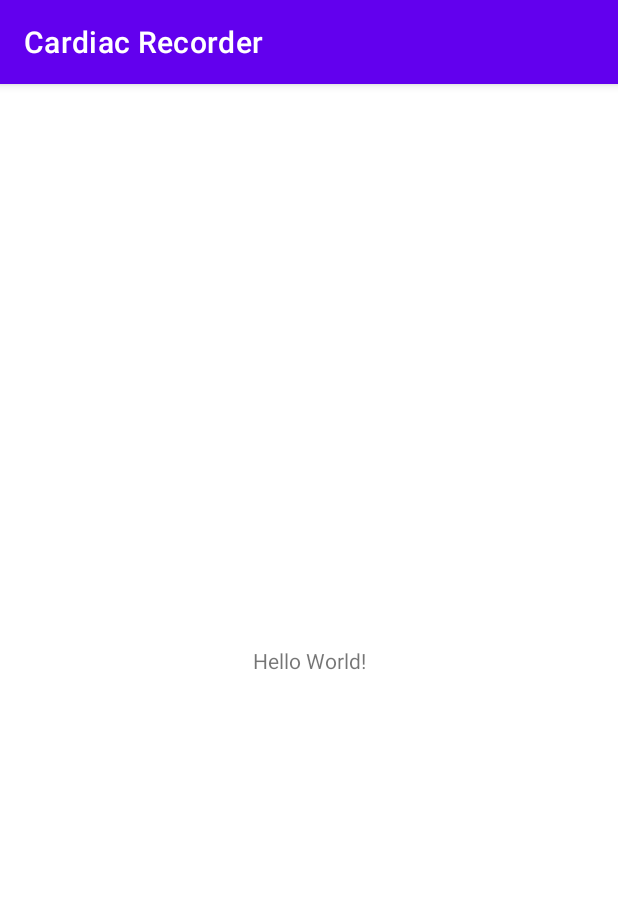
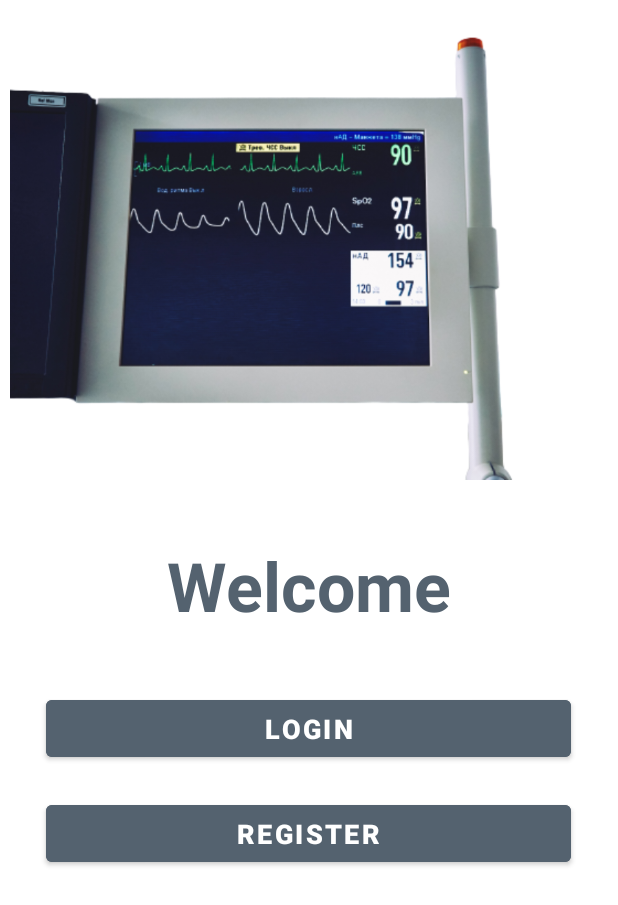
Before and after one commit to MahinChowdhury/Cardiac-Recorder, an Android app: the screen it shows after launch (MainActivity), on a phone screen of 412 x 824 dp. Shown: the top 905 px of the screen. Run offline under Robolectric (Android 15) with nearby library versions, the phone set to English and light mode, and no system bars; our stand-ins replace Firebase (no records; nobody signed in at launch, a user with empty details on screens opened directly).

Commit message:
Login,Registration and User authentication Added.

```diff
--- a/app/src/main/java/com/example/cardiacrecorder/MainActivity.java
+++ b/app/src/main/java/com/example/cardiacrecorder/MainActivity.java
@@ -2,13 +2,68 @@ package com.example.cardiacrecorder;
 
 import androidx.appcompat.app.AppCompatActivity;
 
+import android.content.Intent;
 import android.os.Bundle;
+import android.view.View;
+import android.widget.Button;
+
+import com.google.firebase.auth.FirebaseAuth;
+import com.google.firebase.auth.FirebaseUser;
 
 public class MainActivity extends AppCompatActivity {
+
+    FirebaseUser user;
+    FirebaseAuth auth;
 
     @Override
     protected void onCreate(Bundle savedInstanceState) {
         super.onCreate(savedInstanceState);
         setContentView(R.layout.activity_main);
+
+        auth = FirebaseAuth.getInstance();
+        user = auth.getCurrentUser();
+
+        if(user!=null){
+            Intent dashpage = new Intent(MainActivity.this, dashboardActivity.class);
+            startActivity(dashpage);
+            finish();
+        }
+
+        Button login_btn = findViewById(R.id.login_btn2);
+        Button register_btn = findViewById(R.id.register_btn2);
+
+        login_btn.setOnClickListener(new View.OnClickListener() {
+            @Override
+            public void onClick(View v) {
+                loginUser();
+            }
+        });
+
+        register_btn.setOnClickListener(new View.OnClickListener() {
+            @Override
+            public void onClick(View v) {
+                registerUser();
+            }
+        });
+    }
+
+    public void loginUser(){
+        Intent login_page = new Intent(MainActivity.this,loginActivity.class);
+        startActivity(login_page);
+    }
+    public void registerUser(){
+        Intent register_page = new Intent(MainActivity.this,registerActivity.class);
+        startActivity(register_page);
+    }
+
+    public void mergeTest() {
+        System.out.println("This is a merge from mahin");
+    }
+    public void territory(){
+        System.out.println("this is mahbub territory, not it's mahin's");
+    }
+
+    public void TestLogin(){
+        System.out.println("THis is login for mahbub");
     }
 }
--- /dev/null
+++ b/app/src/main/java/com/example/cardiacrecorder/SplashActivity.java
@@ -0,0 +1,25 @@
+package com.example.cardiacrecorder;
+
+import androidx.appcompat.app.AppCompatActivity;
+
+import android.content.Intent;
+import android.os.Bundle;
+import android.os.Handler;
+
+public class SplashActivity extends AppCompatActivity {
+
+    @Override
+    protected void onCreate(Bundle savedInstanceState) {
+        super.onCreate(savedInstanceState);
+        setContentView(R.layout.activity_splash);
+
+        new Handler().postDelayed(new Runnable() {
+            @Override
+            public void run() {
+                Intent iHome = new Intent(SplashActivity.this,MainActivity.class);
+                startActivity(iHome);
+                finish();
+            }
+        },3000);
+    }
+}
--- a/app/src/main/res/layout/activity_main.xml
+++ b/app/src/main/res/layout/activity_main.xml
@@ -1,18 +1,50 @@
 <?xml version="1.0" encoding="utf-8"?>
-<androidx.constraintlayout.widget.ConstraintLayout xmlns:android="http://schemas.android.com/apk/res/android"
+<LinearLayout xmlns:android="http://schemas.android.com/apk/res/android"
     xmlns:app="http://schemas.android.com/apk/res-auto"
     xmlns:tools="http://schemas.android.com/tools"
     android:layout_width="match_parent"
     android:layout_height="match_parent"
+    android:orientation="vertical"
+    android:gravity="center_horizontal"
     tools:context=".MainActivity">
+
+    <ImageView
+        android:layout_width="500dp"
+        android:layout_height="300dp"
+        android:layout_marginTop="20dp"
+        android:scaleType="fitEnd"
+        android:src="@drawable/loginbg" />
 
     <TextView
         android:layout_width="wrap_content"
         android:layout_height="wrap_content"
-        android:text="Hello World!"
-        app:layout_constraintBottom_toBottomOf="parent"
-        app:layout_constraintEnd_toEndOf="parent"
-        app:layout_constraintStart_toStartOf="parent"
-        app:layout_constraintTop_toTopOf="parent" />
+        android:text = "Welcome"
+        android:textColor="#54626F"
+        android:textSize="45dp"
+        android:textStyle="bold"
+        android:layout_marginTop="40dp"
+        />
 
-</androidx.constraintlayout.widget.ConstraintLayout>
+    <Button
+        android:id="@+id/login_btn2"
+        android:layout_width="350dp"
+        android:layout_height="50dp"
+        android:layout_marginTop="40dp"
+        android:backgroundTint="#54626F"
+        android:text="Login"
+        android:textColor="#fff"
+        android:textSize="18dp"
+        android:textStyle="bold" />
+
+    <Button
+        android:id="@+id/register_btn2"
+        android:layout_width="350dp"
+        android:layout_height="50dp"
+        android:layout_marginTop="20dp"
+        android:backgroundTint="#54626F"
+        android:text="Register"
+        android:textColor="#fff"
+        android:textSize="18dp"
+        android:textStyle="bold" />
+
+</LinearLayout>
--- a/app/src/main/res/values-night/themes.xml
+++ b/app/src/main/res/values-night/themes.xml
@@ -1,6 +1,6 @@
 <resources xmlns:tools="http://schemas.android.com/tools">
     <!-- Base application theme. -->
-    <style name="Theme.CardiacRecorder" parent="Theme.MaterialComponents.DayNight.DarkActionBar">
+    <style name="Theme.CardiacRecorder" parent="Theme.MaterialComponents.DayNight.NoActionBar">
         <!-- Primary brand color. -->
         <item name="colorPrimary">@color/purple_200</item>
         <item name="colorPrimaryVariant">@color/purple_700</item>
--- a/app/src/main/res/values/strings.xml
+++ b/app/src/main/res/values/strings.xml
@@ -1,3 +1,3 @@
 <resources>
-    <string name="app_name">Cardiac Recorder</string>
+    <string name="app_name">CardiacRecorder</string>
 </resources>
--- a/app/src/main/res/values/themes.xml
+++ b/app/src/main/res/values/themes.xml
@@ -1,6 +1,6 @@
 <resources xmlns:tools="http://schemas.android.com/tools">
     <!-- Base application theme. -->
-    <style name="Theme.CardiacRecorder" parent="Theme.MaterialComponents.DayNight.DarkActionBar">
+    <style name="Theme.CardiacRecorder" parent="Theme.MaterialComponents.DayNight.NoActionBar">
         <!-- Primary brand color. -->
         <item name="colorPrimary">@color/purple_500</item>
         <item name="colorPrimaryVariant">@color/purple_700</item>
--- a/build.gradle
+++ b/build.gradle
@@ -1,4 +1,8 @@
-// Top-level build file where you can add configuration options common to all sub-projects/modules.
+buildscript {
+    dependencies {
+        classpath 'com.google.gms:google-services:4.3.15'
+    }
+}// Top-level build file where you can add configuration options common to all sub-projects/modules.
 plugins {
     id 'com.android.application' version '7.3.1' apply false
     id 'com.android.library' version '7.3.1' apply false
--- a/settings.gradle
+++ b/settings.gradle
@@ -12,5 +12,5 @@ dependencyResolutionManagement {
         mavenCentral()
     }
 }
-rootProject.name = "Cardiac Recorder"
+rootProject.name = "CardiacRecorder"
 include ':app'
```
Also changed, not shown: app/build.gradle (+5 -2 lines), app/src/main/AndroidManifest.xml (+23 -5 lines), app/src/main/java/com/example/cardiacrecorder/dashboardActivity.java (added, +32 -0 lines), app/src/main/java/com/example/cardiacrecorder/loginActivity.java (added, +85 -0 lines), app/src/main/java/com/example/cardiacrecorder/registerActivity.java (added, +95 -0 lines), app/src/main/res/layout/activity_dashboard.xml (added, +30 -0 lines), app/src/main/res/layout/activity_login.xml (added, +80 -0 lines), app/src/main/res/layout/activity_register.xml (added, +78 -0 lines), app/src/main/res/layout/activity_splash.xml (added, +19 -0 lines), app/src/main/res/drawable-v24/loginbg.png (added), gradle/wrapper/gradle-wrapper.properties, 3 other files.
